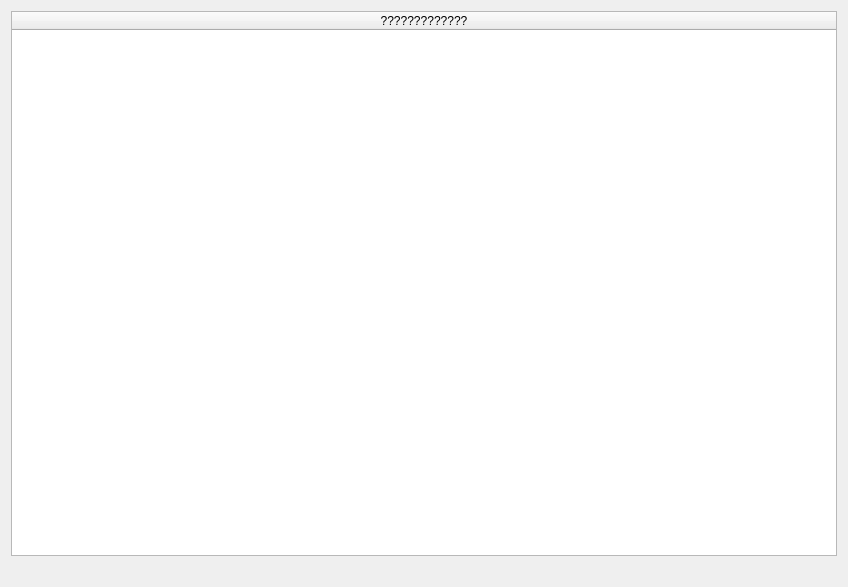
Before: the Qt Designer form gui/v1_fct_mod_2.ui in OliverMineau/JOProject, drawn with Qt 5.
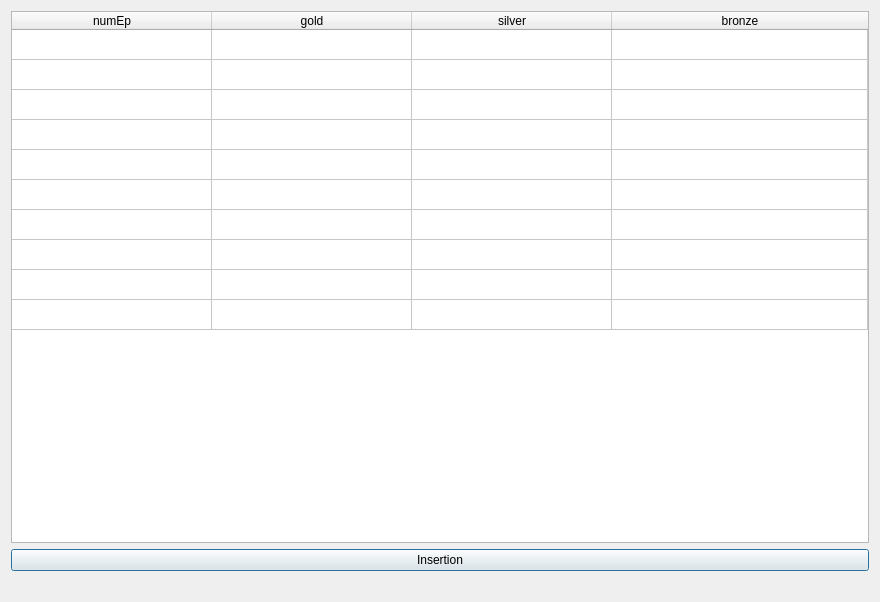
After: the same form once the commit is applied.

Diff of the .ui file:
```diff
--- a/gui/v1_fct_mod_2.ui
+++ b/gui/v1_fct_mod_2.ui
@@ -6,8 +6,8 @@
    <rect>
     <x>0</x>
     <y>0</y>
-    <width>848</width>
-    <height>587</height>
+    <width>880</width>
+    <height>602</height>
    </rect>
   </property>
   <property name="windowTitle">
@@ -28,11 +28,88 @@
      <attribute name="verticalHeaderVisible">
       <bool>false</bool>
      </attribute>
+     <row>
+      <property name="text">
+       <string>1</string>
+      </property>
+     </row>
+     <row>
+      <property name="text">
+       <string>2</string>
+      </property>
+     </row>
+     <row>
+      <property name="text">
+       <string>3</string>
+      </property>
+     </row>
+     <row>
+      <property name="text">
+       <string>4</string>
+      </property>
+     </row>
+     <row>
+      <property name="text">
+       <string>5</string>
+      </property>
+     </row>
+     <row>
+      <property name="text">
+       <string>6</string>
+      </property>
+     </row>
+     <row>
+      <property name="text">
+       <string>7</string>
+      </property>
+     </row>
+     <row>
+      <property name="text">
+       <string>8</string>
+      </property>
+     </row>
+     <row>
+      <property name="text">
+       <string>9</string>
+      </property>
+     </row>
+     <row>
+      <property name="text">
+       <string>10</string>
+      </property>
+     </row>
      <column>
       <property name="text">
-       <string>?????????????</string>
+       <string>numEp</string>
       </property>
      </column>
+     <column>
+      <property name="text">
+       <string>gold</string>
+      </property>
+     </column>
+     <column>
+      <property name="text">
+       <string>silver</string>
+      </property>
+     </column>
+     <column>
+      <property name="text">
+       <string>bronze</string>
+      </property>
+     </column>
+     <item row="0" column="0">
+      <property name="text">
+       <string/>
+      </property>
+     </item>
+    </widget>
+   </item>
+   <item>
+    <widget class="QPushButton" name="btn_insert_mod_2">
+     <property name="text">
+      <string>Insertion</string>
+     </property>
     </widget>
    </item>
    <item>
```
Left out of the diff: 25 changed lines with no effect on the pictures.
